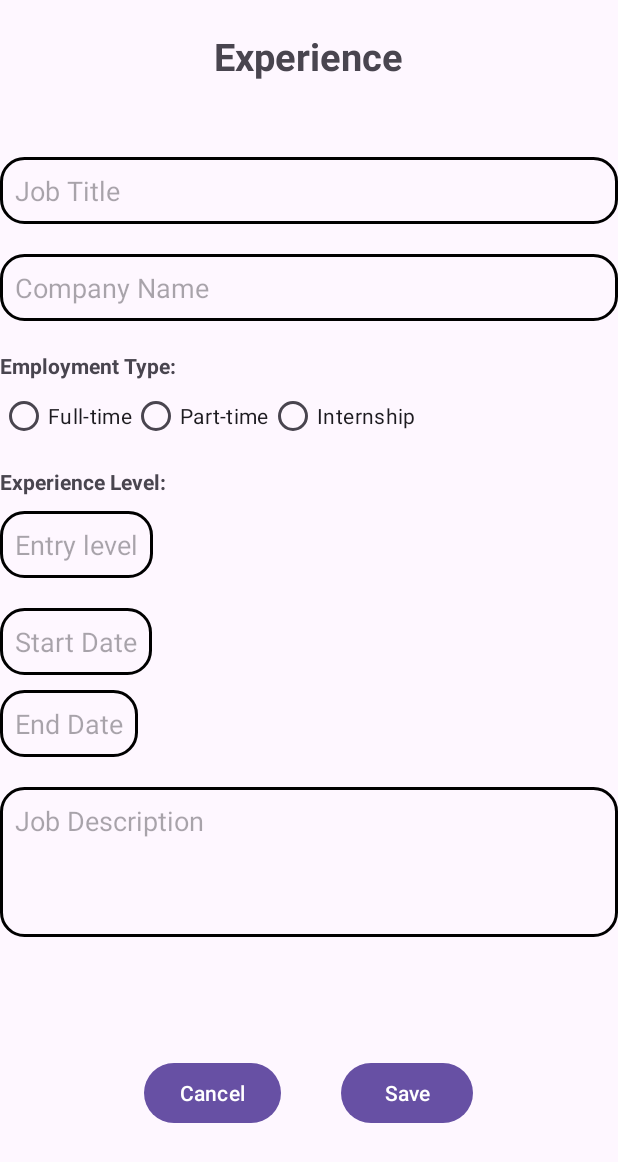
After one commit to faizan-zahid10/QuickCV, an Android app: the Experience screen opened directly, with no data from a screen before it, on a phone screen of 412 x 824 dp. The commit adds this screen. Shown: the top 1162 px of the screen. Run offline under Robolectric (Android 15) with nearby library versions, the phone set to English and light mode, and no system bars.

Commit message:
Summary, Education, Experience pages front end done

```diff
--- /dev/null
+++ b/app/src/main/java/com/example/quickcv/Experience.java
@@ -0,0 +1,24 @@
+package com.example.quickcv;
+
+import android.os.Bundle;
+
+import androidx.activity.EdgeToEdge;
+import androidx.appcompat.app.AppCompatActivity;
+import androidx.core.graphics.Insets;
+import androidx.core.view.ViewCompat;
+import androidx.core.view.WindowInsetsCompat;
+
+public class Experience extends AppCompatActivity {
+
+    @Override
+    protected void onCreate(Bundle savedInstanceState) {
+        super.onCreate(savedInstanceState);
+        EdgeToEdge.enable(this);
+        setContentView(R.layout.activity_experience);
+        ViewCompat.setOnApplyWindowInsetsListener(findViewById(R.id.main), (v, insets) -> {
+            Insets systemBars = insets.getInsets(WindowInsetsCompat.Type.systemBars());
+            v.setPadding(systemBars.left, systemBars.top, systemBars.right, systemBars.bottom);
+            return insets;
+        });
+    }
+}
--- /dev/null
+++ b/app/src/main/res/drawable/et_border.xml
@@ -0,0 +1,6 @@
+<?xml version="1.0" encoding="utf-8"?>
+<shape xmlns:android="http://schemas.android.com/apk/res/android" android:shape="rectangle">
+    <stroke android:width="2dp" android:color="#000000"/>
+    <corners android:radius="15dp"/>
+    <padding android:left="10dp" android:right="10dp"/>
+</shape>
--- /dev/null
+++ b/app/src/main/res/layout/activity_experience.xml
@@ -0,0 +1,150 @@
+<?xml version="1.0" encoding="utf-8"?>
+<LinearLayout
+    xmlns:android="http://schemas.android.com/apk/res/android"
+    xmlns:app="http://schemas.android.com/apk/res-auto"
+    xmlns:tools="http://schemas.android.com/tools"
+    android:id="@+id/main"
+    android:layout_width="match_parent"
+    android:layout_height="match_parent"
+    android:orientation="vertical"
+    android:padding="16dp"
+    tools:context=".Experience">
+
+
+    <TextView
+        android:layout_width="wrap_content"
+        android:layout_height="wrap_content"
+        android:layout_gravity="center"
+        android:layout_marginTop="20dp"
+        android:layout_marginBottom="50dp"
+        android:textSize="25sp"
+        android:textStyle="bold"
+        android:text="@string/ExperienceButton"
+        >
+    </TextView>
+
+    <!-- Job Title -->
+    <EditText
+        android:id="@+id/etJobTitle"
+        android:layout_width="match_parent"
+        android:layout_height="wrap_content"
+        android:hint="Job Title"
+        android:background="@drawable/et_border"
+        android:padding="10dp"/>
+
+    <!-- Company Name -->
+    <EditText
+        android:id="@+id/etCompanyName"
+        android:layout_width="match_parent"
+        android:layout_height="wrap_content"
+        android:hint="Company Name"
+        android:background="@drawable/et_border"
+        android:padding="10dp"
+        android:layout_marginTop="20dp"/>
+
+
+    <TextView
+        android:layout_width="wrap_content"
+        android:layout_height="wrap_content"
+        android:text="Employment Type:"
+        android:textStyle="bold"
+        android:layout_marginTop="20dp"/>
+
+    <RadioGroup
+        android:id="@+id/radioGroupEmploymentType"
+        android:layout_width="match_parent"
+        android:layout_height="wrap_content"
+        android:orientation="horizontal">
+        <RadioButton
+            android:id="@+id/rbFullTime"
+            android:layout_width="wrap_content"
+            android:layout_height="wrap_content"
+            android:text="Full-time"/>
+        <RadioButton
+            android:id="@+id/rbPartTime"
+            android:layout_width="wrap_content"
+            android:layout_height="wrap_content"
+            android:text="Part-time"/>
+        <RadioButton
+            android:id="@+id/rbInternship"
+            android:layout_width="wrap_content"
+            android:layout_height="wrap_content"
+            android:text="Internship"/>
+    </RadioGroup>
+
+    <!-- Experience Level -->
+    <TextView
+        android:layout_width="wrap_content"
+        android:layout_height="wrap_content"
+        android:text="Experience Level:"
+        android:textStyle="bold"
+        android:layout_marginTop="10dp"/>
+
+    <EditText
+        android:id="@+id/etExperienceLevel"
+        android:layout_width="wrap_content"
+        android:layout_height="wrap_content"
+        android:background="@drawable/et_border"
+        android:hint="Entry level"
+        android:padding="10dp"
+        android:layout_marginTop="10dp">
+    </EditText>
+
+
+
+    <!-- Start Date -->
+    <EditText
+        android:id="@+id/etStartDate"
+        android:layout_width="wrap_content"
+        android:layout_height="wrap_content"
+        android:hint="Start Date"
+        android:inputType="date"
+        android:background="@drawable/et_border"
+        android:padding="10dp"
+        android:layout_marginTop="20dp"/>
+
+    <!-- End Date -->
+    <EditText
+        android:id="@+id/etEndDate"
+        android:layout_width="wrap_content"
+        android:layout_height="wrap_content"
+        android:hint="End Date"
+        android:inputType="date"
+        android:background="@drawable/et_border"
+        android:padding="10dp"
+        android:layout_marginTop="10dp"/>
+
+    <!-- Job Description -->
+    <EditText
+        android:id="@+id/etJobDescription"
+        android:layout_width="match_parent"
+        android:layout_height="100dp"
+        android:hint="Job Description"
+        android:gravity="top"
+        android:background="@drawable/et_border"
+        android:padding="10dp"
+        android:layout_marginTop="20dp"/>
+
+
+    <LinearLayout
+        android:layout_width="match_parent"
+        android:layout_height="wrap_content"
+        android:gravity="center"
+        android:layout_marginTop="80dp"
+        android:orientation="horizontal">
+
+        <Button
+            android:id="@+id/btnCancel"
+            android:layout_width="wrap_content"
+            android:layout_height="wrap_content"
+            android:text="Cancel"
+            android:layout_marginRight="20dp"/>
+
+        <Button
+            android:id="@+id/btnSave"
+            android:layout_width="wrap_content"
+            android:layout_height="wrap_content"
+            android:text="Save"
+            android:layout_marginLeft="20dp"/>
+    </LinearLayout>
+</LinearLayout>
--- a/app/src/main/res/layout/activity_personal_details.xml
+++ b/app/src/main/res/layout/activity_personal_details.xml
@@ -86,6 +86,7 @@
         android:layout_marginTop="80dp"
         android:orientation="horizontal">
         <Button
+            android:id="@+id/btnCancel"
             android:layout_width="wrap_content"
             android:layout_height="wrap_content"
             android:text="@string/cancel_button"
@@ -93,6 +94,7 @@
             >
         </Button>
         <Button
+            android:id="@+id/btnSave"
             android:layout_width="wrap_content"
             android:layout_height="wrap_content"
             android:text="@string/save_button"
```
Also changed, not shown: app/src/main/AndroidManifest.xml (+10 -1 lines), app/src/main/java/com/example/quickcv/Education.java (added, +24 -0 lines), app/src/main/java/com/example/quickcv/Summary.java (added, +24 -0 lines), app/src/main/res/layout/activity_education.xml (added, +103 -0 lines), app/src/main/res/layout/activity_summary.xml (added, +71 -0 lines).
